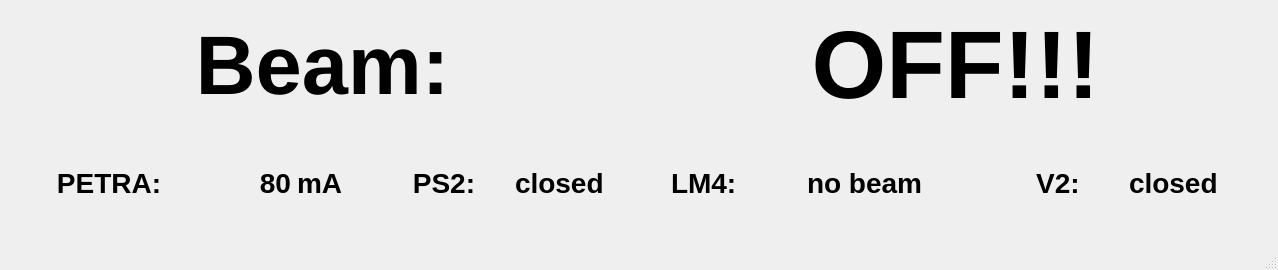
This is mainwindow.ui in yamedvedya/beam_monitor as Qt 5 draws it before an edit. The edited form follows.
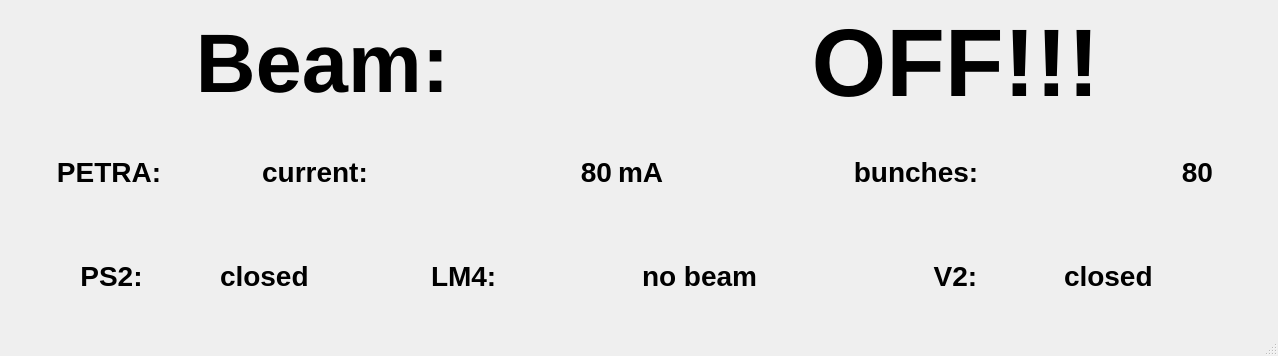
This is the edited form.

Diff of the .ui file:
```diff
--- a/mainwindow.ui
+++ b/mainwindow.ui
@@ -7,7 +7,7 @@
     <x>0</x>
     <y>0</y>
     <width>1278</width>
-    <height>270</height>
+    <height>356</height>
    </rect>
   </property>
   <property name="windowTitle">
@@ -60,9 +60,9 @@
      </layout>
     </item>
     <item>
-     <layout class="QHBoxLayout" name="horizontalLayout_2">
+     <layout class="QHBoxLayout" name="horizontalLayout_4">
       <item>
-       <widget class="QLabel" name="lbPetraC">
+       <widget class="QLabel" name="lbPetraC_3">
         <property name="minimumSize">
          <size>
           <width>200</width>
@@ -85,7 +85,30 @@
        </widget>
       </item>
       <item>
-       <widget class="QLabel" name="lbPetra">
+       <widget class="QLabel" name="lbPetraC_4">
+        <property name="minimumSize">
+         <size>
+          <width>200</width>
+          <height>0</height>
+         </size>
+        </property>
+        <property name="font">
+         <font>
+          <pointsize>21</pointsize>
+          <weight>75</weight>
+          <bold>true</bold>
+         </font>
+        </property>
+        <property name="text">
+         <string>current:</string>
+        </property>
+        <property name="alignment">
+         <set>Qt::AlignCenter</set>
+        </property>
+       </widget>
+      </item>
+      <item>
+       <widget class="QLabel" name="lbPcurrent">
         <property name="minimumSize">
          <size>
           <width>75</width>
@@ -108,7 +131,7 @@
        </widget>
       </item>
       <item>
-       <widget class="QLabel" name="lbPetraA">
+       <widget class="QLabel" name="lbPetraA_3">
         <property name="minimumSize">
          <size>
           <width>75</width>
@@ -130,6 +153,85 @@
         </property>
        </widget>
       </item>
+      <item>
+       <widget class="QLabel" name="lbPetraC">
+        <property name="minimumSize">
+         <size>
+          <width>200</width>
+          <height>0</height>
+         </size>
+        </property>
+        <property name="font">
+         <font>
+          <pointsize>21</pointsize>
+          <weight>75</weight>
+          <bold>true</bold>
+         </font>
+        </property>
+        <property name="text">
+         <string>bunches:</string>
+        </property>
+        <property name="alignment">
+         <set>Qt::AlignCenter</set>
+        </property>
+       </widget>
+      </item>
+      <item>
+       <widget class="QLabel" name="lbPbunches">
+        <property name="minimumSize">
+         <size>
+          <width>75</width>
+          <height>0</height>
+         </size>
+        </property>
+        <property name="font">
+         <font>
+          <pointsize>21</pointsize>
+          <weight>75</weight>
+          <bold>true</bold>
+         </font>
+        </property>
+        <property name="text">
+         <string>80</string>
+        </property>
+        <property name="alignment">
+         <set>Qt::AlignRight|Qt::AlignTrailing|Qt::AlignVCenter</set>
+        </property>
+       </widget>
+      </item>
+      <item>
+       <widget class="QLabel" name="lbPetraA">
+        <property name="minimumSize">
+         <size>
+          <width>30</width>
+          <height>0</height>
+         </size>
+        </property>
+        <property name="maximumSize">
+         <size>
+          <width>50</width>
+          <height>16777215</height>
+         </size>
+        </property>
+        <property name="font">
+         <font>
+          <pointsize>21</pointsize>
+          <weight>75</weight>
+          <bold>true</bold>
+         </font>
+        </property>
+        <property name="text">
+         <string/>
+        </property>
+        <property name="alignment">
+         <set>Qt::AlignLeading|Qt::AlignLeft|Qt::AlignVCenter</set>
+        </property>
+       </widget>
+      </item>
+     </layout>
+    </item>
+    <item>
+     <layout class="QHBoxLayout" name="horizontalLayout_2">
       <item>
        <widget class="QLabel" name="lbPS2C">
         <property name="minimumSize">
```
